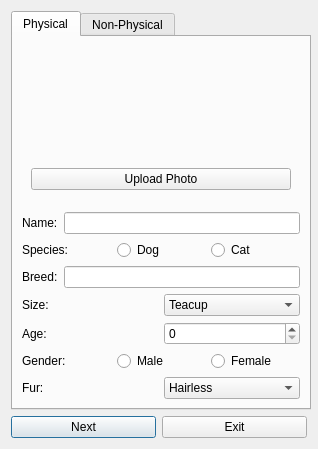
First picture: the form in deliverable2-code/addanimal.ui, repository ashleefoureyes/quackjaws, before the edit.
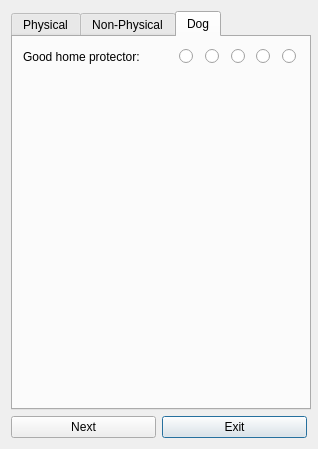
Second picture: the form after the edit.

The edit to the form file:
```diff
--- a/deliverable2-code/addanimal.ui
+++ b/deliverable2-code/addanimal.ui
@@ -26,13 +26,6 @@
    <string>Dialog</string>
   </property>
   <layout class="QGridLayout" name="gridLayout">
-   <item row="1" column="0">
-    <widget class="QPushButton" name="bSubmit">
-     <property name="text">
-      <string>Next</string>
-     </property>
-    </widget>
-   </item>
    <item row="1" column="1">
     <widget class="QPushButton" name="bExit">
      <property name="text">
@@ -40,8 +33,15 @@
      </property>
     </widget>
    </item>
+   <item row="1" column="0">
+    <widget class="QPushButton" name="bSubmit">
+     <property name="text">
+      <string>Next</string>
+     </property>
+    </widget>
+   </item>
    <item row="0" column="0" colspan="2">
-    <widget class="QTabWidget" name="Tabs">
+    <widget class="QTabWidget" name="tabWidget">
      <property name="minimumSize">
       <size>
        <width>300</width>
@@ -55,7 +55,7 @@
       </size>
      </property>
      <property name="currentIndex">
-      <number>0</number>
+      <number>2</number>
      </property>
      <widget class="QWidget" name="tabPhysical">
       <attribute name="title">
@@ -120,26 +120,32 @@
             </widget>
            </item>
            <item>
-            <widget class="QRadioButton" name="rbDog">
-             <property name="text">
-              <string>Dog</string>
-             </property>
-             <property name="checked">
-              <bool>false</bool>
-             </property>
-             <attribute name="buttonGroup">
-              <string notr="true">groupBreed</string>
-             </attribute>
-            </widget>
-           </item>
-           <item>
-            <widget class="QRadioButton" name="rbCat">
-             <property name="text">
-              <string>Cat</string>
-             </property>
-             <attribute name="buttonGroup">
-              <string notr="true">groupBreed</string>
-             </attribute>
+            <widget class="QComboBox" name="cbSpecies">
+             <item>
+              <property name="text">
+               <string>Dog</string>
+              </property>
+             </item>
+             <item>
+              <property name="text">
+               <string>Cat</string>
+              </property>
+             </item>
+             <item>
+              <property name="text">
+               <string>Bird</string>
+              </property>
+             </item>
+             <item>
+              <property name="text">
+               <string>Lizard</string>
+              </property>
+             </item>
+             <item>
+              <property name="text">
+               <string>Rabbit</string>
+              </property>
+             </item>
             </widget>
            </item>
           </layout>
@@ -154,7 +160,7 @@
             </widget>
            </item>
            <item>
-            <widget class="QLineEdit" name="txtBreedBox"/>
+            <widget class="QComboBox" name="cbBreed"/>
            </item>
           </layout>
          </item>
@@ -1462,6 +1468,84 @@
        </property>
       </widget>
      </widget>
+     <widget class="QWidget" name="tabDog">
+      <attribute name="title">
+       <string>Dog</string>
+      </attribute>
+      <widget class="QWidget" name="layoutWidget_11">
+       <property name="geometry">
+        <rect>
+         <x>10</x>
+         <y>10</y>
+         <width>279</width>
+         <height>19</height>
+        </rect>
+       </property>
+       <layout class="QHBoxLayout" name="protect_2">
+        <item>
+         <widget class="QLabel" name="lbProtect_2">
+          <property name="minimumSize">
+           <size>
+            <width>150</width>
+            <height>0</height>
+           </size>
+          </property>
+          <property name="maximumSize">
+           <size>
+            <width>150</width>
+            <height>100</height>
+           </size>
+          </property>
+          <property name="text">
+           <string>Good home protector:</string>
+          </property>
+         </widget>
+        </item>
+        <item>
+         <layout class="QHBoxLayout" name="horizontalLayout_17">
+          <item>
+           <widget class="QRadioButton" name="rbProtect1_2">
+            <property name="text">
+             <string/>
+            </property>
+           </widget>
+          </item>
+          <item>
+           <widget class="QRadioButton" name="rbProtect2_2">
+            <property name="text">
+             <string/>
+            </property>
+           </widget>
+          </item>
+          <item>
+           <widget class="QRadioButton" name="rbProtect3_2">
+            <property name="text">
+             <string/>
+            </property>
+            <property name="checked">
+             <bool>false</bool>
+            </property>
+           </widget>
+          </item>
+          <item>
+           <widget class="QRadioButton" name="rbProtect4_2">
+            <property name="text">
+             <string/>
+            </property>
+           </widget>
+          </item>
+          <item>
+           <widget class="QRadioButton" name="rbProtect5_2">
+            <property name="text">
+             <string/>
+            </property>
+           </widget>
+          </item>
+         </layout>
+        </item>
+       </layout>
+      </widget>
+     </widget>
     </widget>
    </item>
   </layout>
```
Left out of the diff: 56 changed lines with no effect on the pictures.
